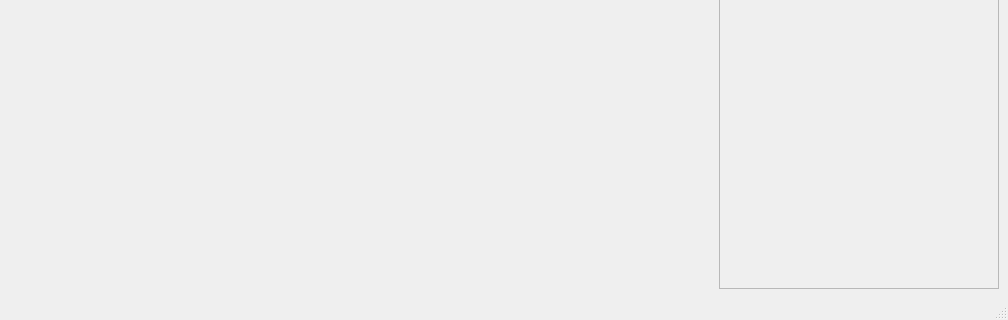
AllYarnsAreBeautiful/ayab-desktop, file src/main/python/ayab/ayab_gui.ui: the form before one commit; both pictures show x 0 to 1008 and y 580 to 900 of the 1008 by 900 pixel window.
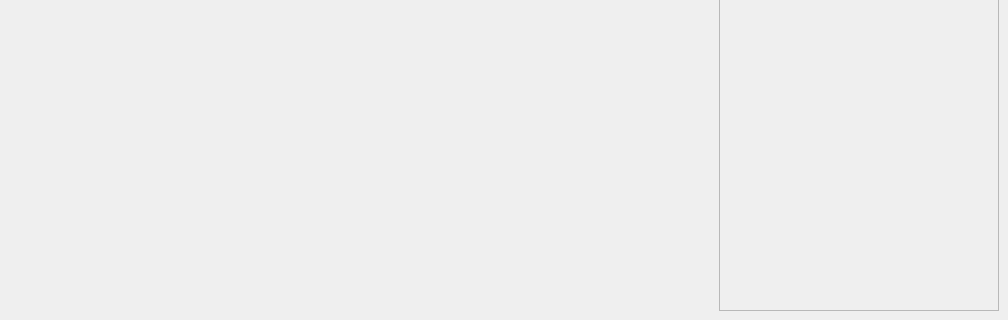
The form after the commit.

Commit message: StatusBar class (#385)

Diff of the .ui file:
```diff
--- a/src/main/python/ayab/ayab_gui.ui
+++ b/src/main/python/ayab/ayab_gui.ui
@@ -272,7 +272,6 @@
     </item>
    </layout>
   </widget>
-  <widget class="QStatusBar" name="statusbar"/>
  </widget>
  <resources/>
  <connections/>
```
The commit also changes 5 other files.
